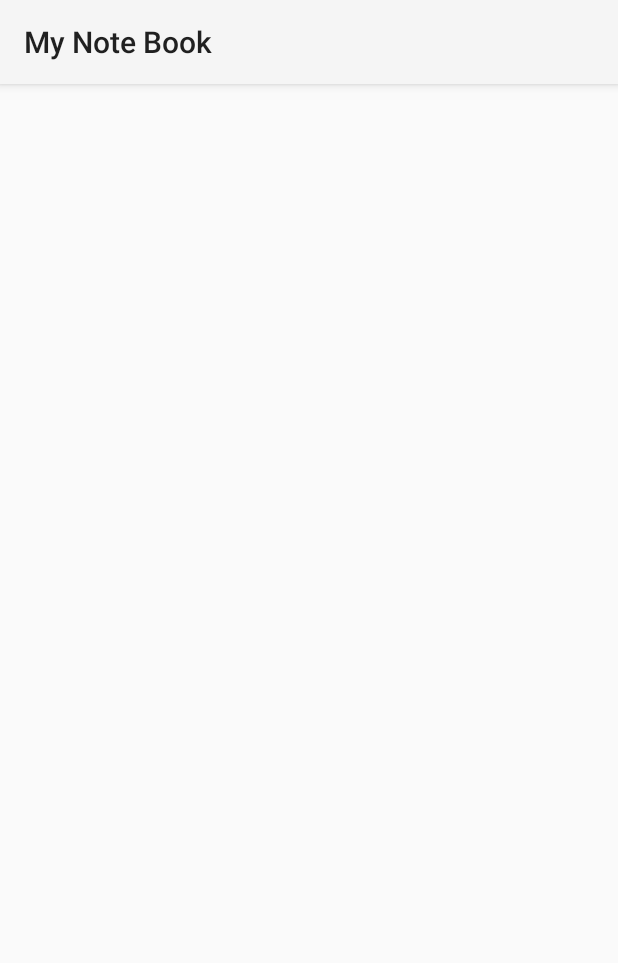
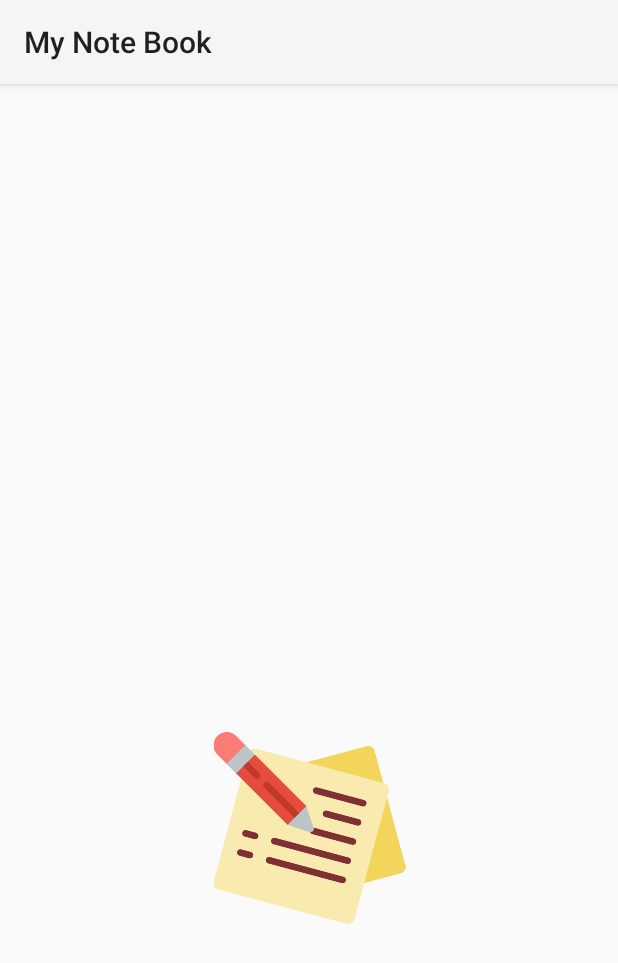
Before and after one commit to ravi1280/NoteKeeper-Android, an Android app: the SplashActivity screen opened directly, with no data from a screen before it, on a phone screen of 412 x 824 dp. Shown: the top 963 px of the screen. Run offline under Robolectric (Android 15) with nearby library versions, the light colour scheme and no system bars.

Commit message:
Create Splash Screen

```diff
--- a/Notes/app/src/main/java/com/example/notes/MainActivity.java
+++ b/Notes/app/src/main/java/com/example/notes/MainActivity.java
@@ -9,6 +9,7 @@ import android.view.LayoutInflater;
 import android.view.View;
 import android.view.ViewGroup;
 import android.widget.Button;
+import android.widget.ImageView;
 import android.widget.TextView;
 
 import androidx.activity.EdgeToEdge;
@@ -35,7 +36,7 @@ public class MainActivity extends AppCompatActivity {
             v.setPadding(systemBars.left, systemBars.top, systemBars.right, systemBars.bottom);
             return insets;
         });
-       Button btn1 = findViewById(R.id.mainbtn01);
+       ImageView btn1 = findViewById(R.id.mainbtn01);
        btn1.setOnClickListener(new View.OnClickListener() {
            @Override
            public void onClick(View view) {
--- a/Notes/app/src/main/java/com/example/notes/SplashActivity.java
+++ b/Notes/app/src/main/java/com/example/notes/SplashActivity.java
@@ -1,12 +1,19 @@
 package com.example.notes;
 
+import android.content.Intent;
 import android.os.Bundle;
+import android.os.Handler;
+import android.widget.ImageView;
 
 import androidx.activity.EdgeToEdge;
 import androidx.appcompat.app.AppCompatActivity;
 import androidx.core.graphics.Insets;
 import androidx.core.view.ViewCompat;
 import androidx.core.view.WindowInsetsCompat;
+import androidx.dynamicanimation.animation.DynamicAnimation;
+import androidx.dynamicanimation.animation.FlingAnimation;
+import androidx.dynamicanimation.animation.SpringAnimation;
+import androidx.dynamicanimation.animation.SpringForce;
 
 public class SplashActivity extends AppCompatActivity {
 
@@ -20,5 +27,27 @@ public class SplashActivity extends AppCompatActivity {
             v.setPadding(systemBars.left, systemBars.top, systemBars.right, systemBars.bottom);
             return insets;
         });
+
+        ImageView imageView = findViewById(R.id.ViewImage);
+
+        SpringAnimation springAnimation = new SpringAnimation(imageView, DynamicAnimation.TRANSLATION_Y);
+
+        SpringForce springForce=new SpringForce();
+        springForce.setStiffness(SpringForce.STIFFNESS_LOW);
+        springForce.setDampingRatio(SpringForce.DAMPING_RATIO_HIGH_BOUNCY);
+        springForce.setFinalPosition(600f);
+
+        springAnimation.setSpring(springForce);
+        springAnimation.start();
+        springAnimation.addEndListener(new DynamicAnimation.OnAnimationEndListener() {
+            @Override
+            public void onAnimationEnd(DynamicAnimation animation, boolean canceled, float value, float velocity) {
+                Intent intent = new Intent(SplashActivity.this,MainActivity.class);
+                startActivity(intent);
+                finish();
+            }
+        });
+
+
     }
 }
--- a/Notes/app/src/main/res/layout/activity_splash.xml
+++ b/Notes/app/src/main/res/layout/activity_splash.xml
@@ -8,4 +8,13 @@
     android:layout_height="match_parent"
     tools:context=".SplashActivity">
 
-  </androidx.constraintlayout.widget.ConstraintLayout>
+  <ImageView
+      android:id="@+id/ViewImage"
+      android:layout_width="138dp"
+      android:layout_height="128dp"
+      android:layout_marginTop="32dp"
+      app:layout_constraintEnd_toEndOf="parent"
+      app:layout_constraintStart_toStartOf="parent"
+      app:layout_constraintTop_toTopOf="parent"
+      app:srcCompat="@drawable/notes" />
+</androidx.constraintlayout.widget.ConstraintLayout>
```
Also changed, not shown: Notes/app/src/main/AndroidManifest.xml (+8 -6 lines), Notes/app/src/main/res/drawable/add_to_svgrepo_com.xml (added, +15 -0 lines), Notes/app/src/main/res/drawable/calendar_svgrepo_com.xml (added, +12 -0 lines), Notes/app/src/main/res/layout/activity_create_note.xml (+14 -42 lines), Notes/app/src/main/res/layout/activity_main.xml (+7 -12 lines).
